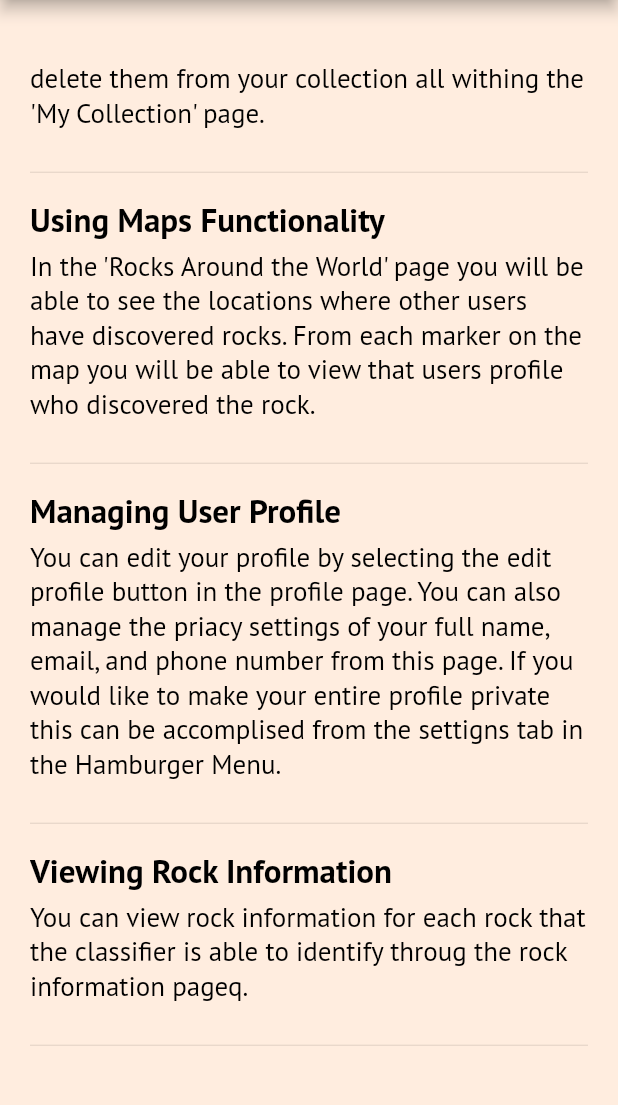
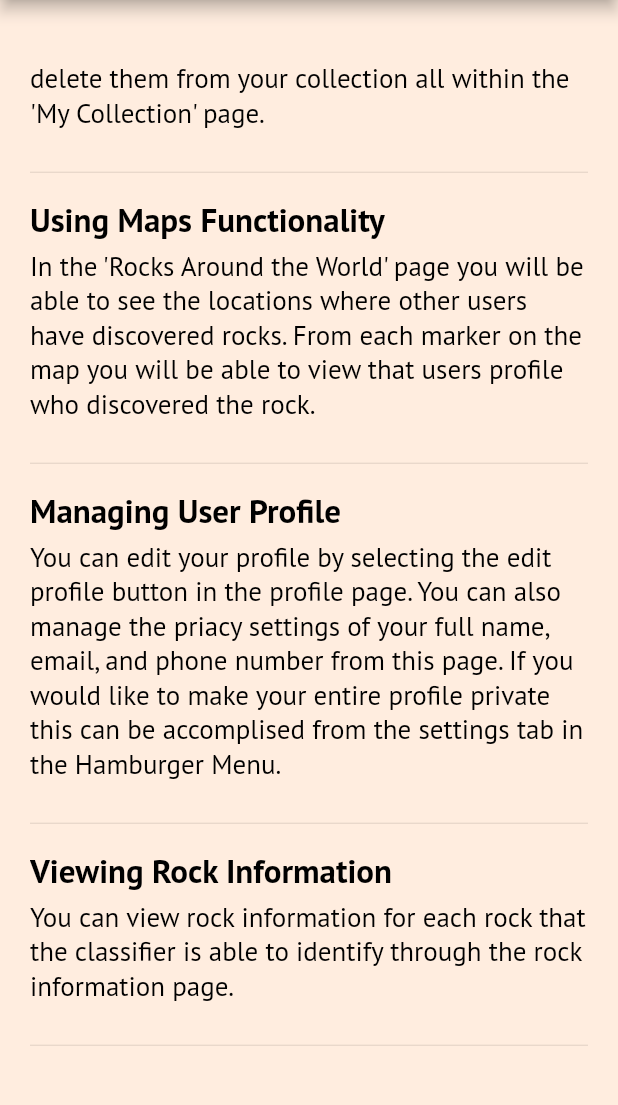
Before and after one commit to zmojab/RockID, a Flutter app: the AboutAppPage screen opened directly, scrolled down 565 dp, on a phone screen of 412 x 824 dp, the part 84-1189 px from its top. Run offline on Flutter 3.47's test engine with Material 2 defaults, Android fonts, the phone set to English and light mode, and no system bars; our stand-ins replace cloud_firestore, firebase_auth, firebase_core, firebase_storage, geocoding, geolocator and 5 more; missing offline and left inert: tflite_flutter, tflite_flutter_helper; accounts and stored records are empty; network calls fail.

Commit message:
Fixing typos in about app page

```diff
--- a/rockid/lib/pages/about_app_page.dart
+++ b/rockid/lib/pages/about_app_page.dart
@@ -15,7 +15,7 @@ class AboutAppPage extends StatelessWidget {
     ),
     SectionData(
       title: "Managing Rocks",
-      description: "You can manage rocks that you have identified and saved to your collection. You can view your rocks, edit their viewability on the map, and delete them from your collection all withing the 'My Collection' page.",
+      description: "You can manage rocks that you have identified and saved to your collection. You can view your rocks, edit their viewability on the map, and delete them from your collection all within the 'My Collection' page.",
     ),
     SectionData(
       title: "Using Maps Functionality",
@@ -23,11 +23,11 @@ class AboutAppPage extends StatelessWidget {
     ),
     SectionData(
       title: "Managing User Profile",
-      description: "You can edit your profile by selecting the edit profile button in the profile page. You can also manage the priacy settings of your full name, email, and phone number from this page. If you would like to make your entire profile private this can be accomplised from the settigns tab in the Hamburger Menu.",
+      description: "You can edit your profile by selecting the edit profile button in the profile page. You can also manage the priacy settings of your full name, email, and phone number from this page. If you would like to make your entire profile private this can be accomplised from the settings tab in the Hamburger Menu.",
     ),
     SectionData(
       title: "Viewing Rock Information",
-      description: "You can view rock information for each rock that the classifier is able to identify throug the rock information pageq.",
+      description: "You can view rock information for each rock that the classifier is able to identify through the rock information page.",
     ),
   ];
 
```
